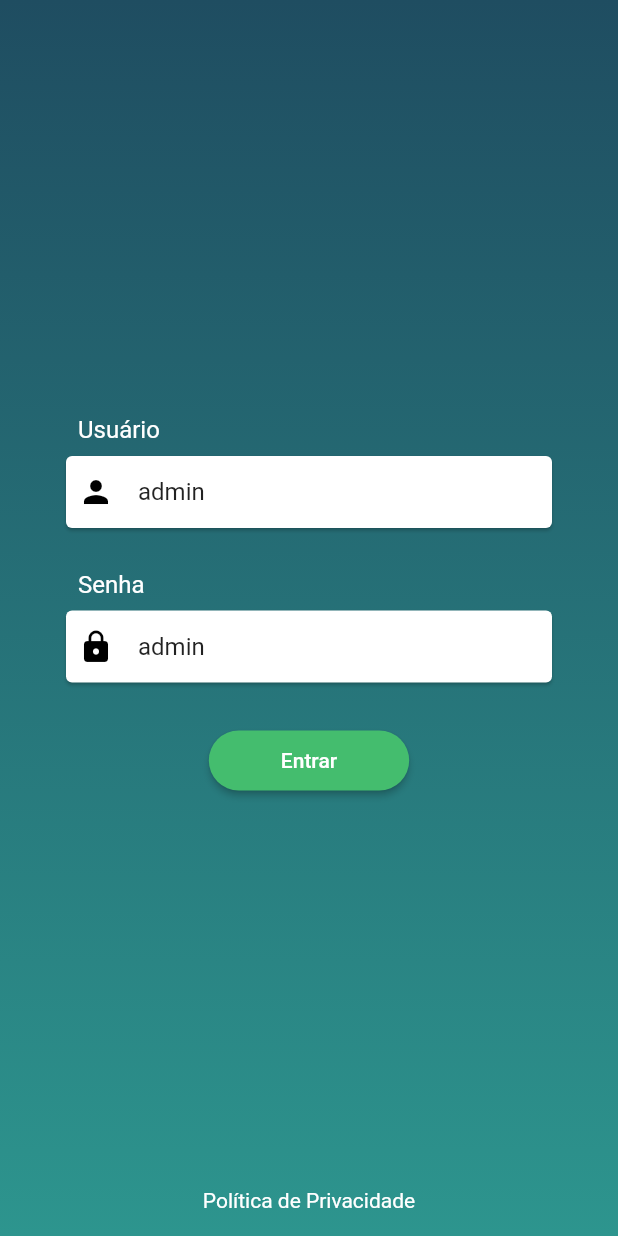
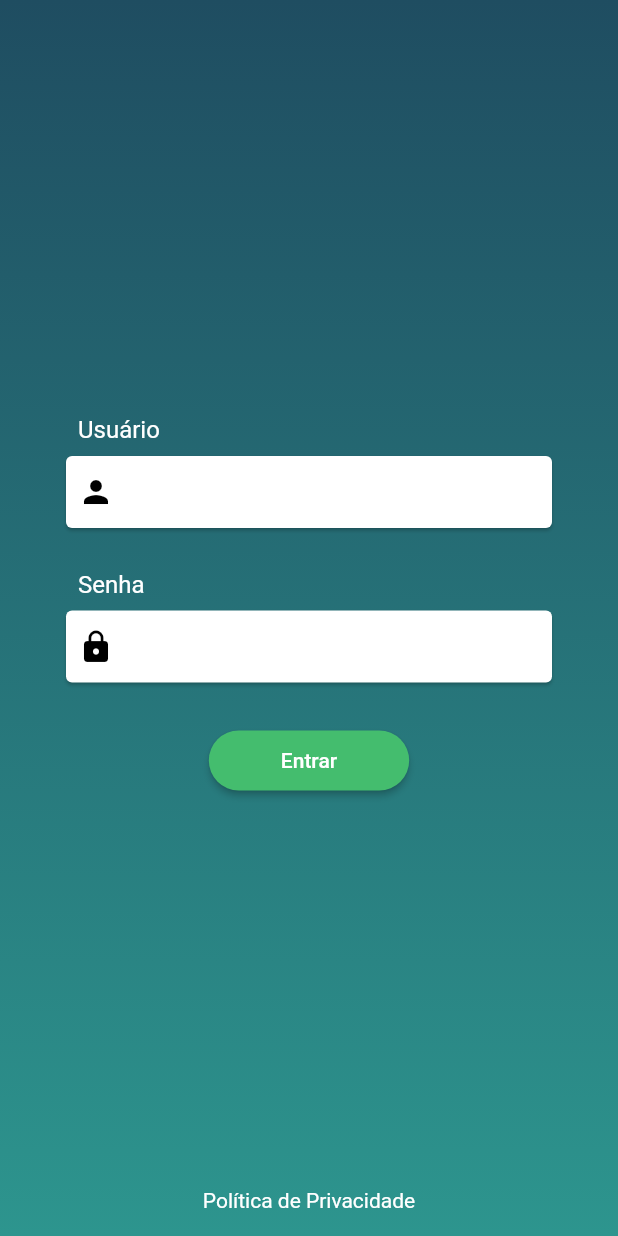
Before and after one commit to guilherme-osantiago/prova-flutter, a Flutter app: the screen it shows after launch, on a phone screen of 412 x 824 dp. Run offline on Flutter 3.47's test engine with Material 2 defaults, Android fonts, the phone set to English and light mode, and no system bars; our stand-ins replace flutter_mobx, mobx, shared_preferences; generated files the repository leaves out were written again.

Commit message:
refactor(prova-flutter-target-sistemas): Removendo autopreenchimento de credenciais

```diff
--- a/prova_flutter/lib/screens/1_login/login_page.dart
+++ b/prova_flutter/lib/screens/1_login/login_page.dart
@@ -17,9 +17,10 @@ class LoginPage extends StatelessWidget {
     TextEditingController usuarioControl = TextEditingController();
     TextEditingController senhaControl = TextEditingController();
 
-    // TODO: remover autologin
-    usuarioControl.text = "admin";
-    senhaControl.text = "admin";
+    // Utilize as linhas abaixo para acesso rápido
+    // usuarioControl.text = "admin";
+    // senhaControl.text = "admin";
+    // Outras credenciais disponíveis no link do arquivo constants.dart
 
     return LayoutPage(
       child: Padding(
```
